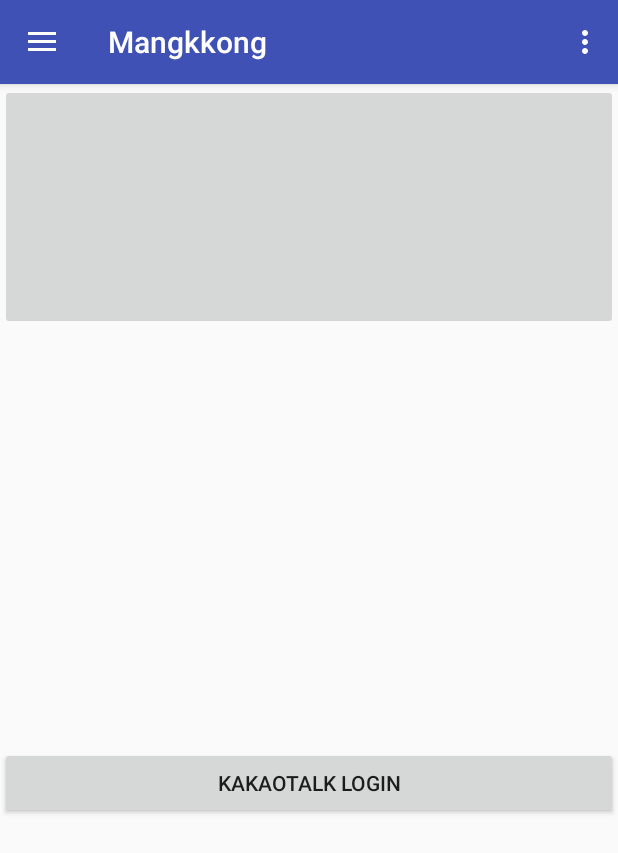
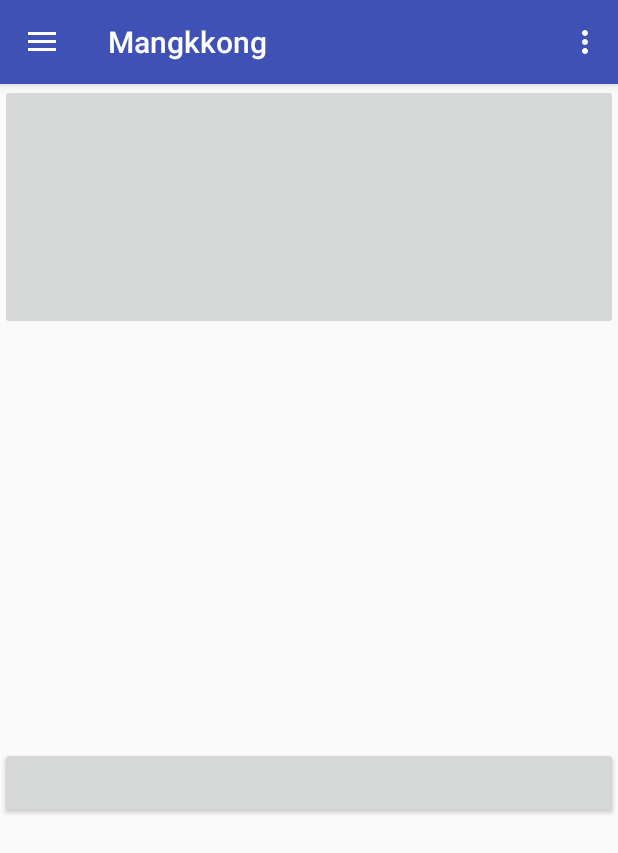
Before and after one commit to eungho77/MangkkongAndroid, an Android app: the screen it shows after launch (MainActivity), on a phone screen of 412 x 824 dp. Shown: the top 853 px of the screen. Run offline under Robolectric (Android 15) with nearby library versions, the phone set to English and light mode, and no system bars.

Commit message:
Text 변경

```diff
--- a/app/src/main/res/layout/content_main.xml
+++ b/app/src/main/res/layout/content_main.xml
@@ -22,7 +22,7 @@
         <Button
             android:layout_width="match_parent"
             android:layout_height="wrap_content"
-            android:text="kakaotalk login"
+            android:text=""
             android:layout_centerHorizontal="true"
             android:layout_centerVertical="true"
             />
```
